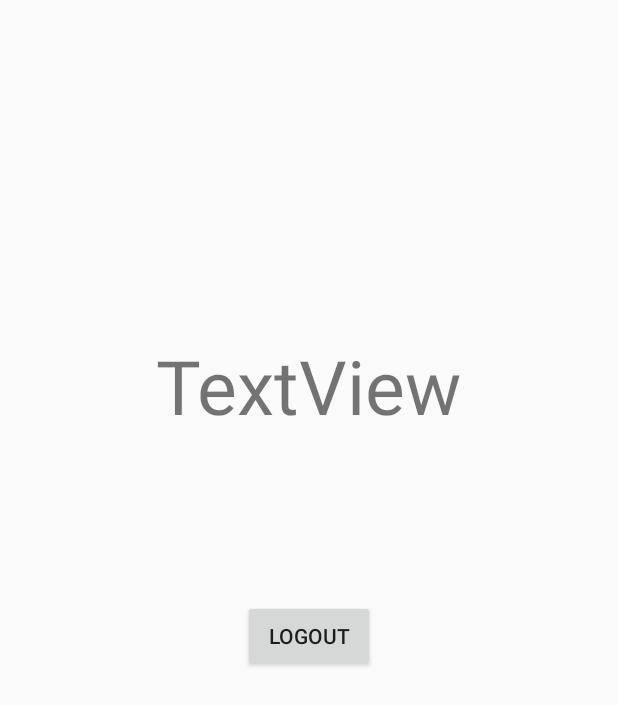
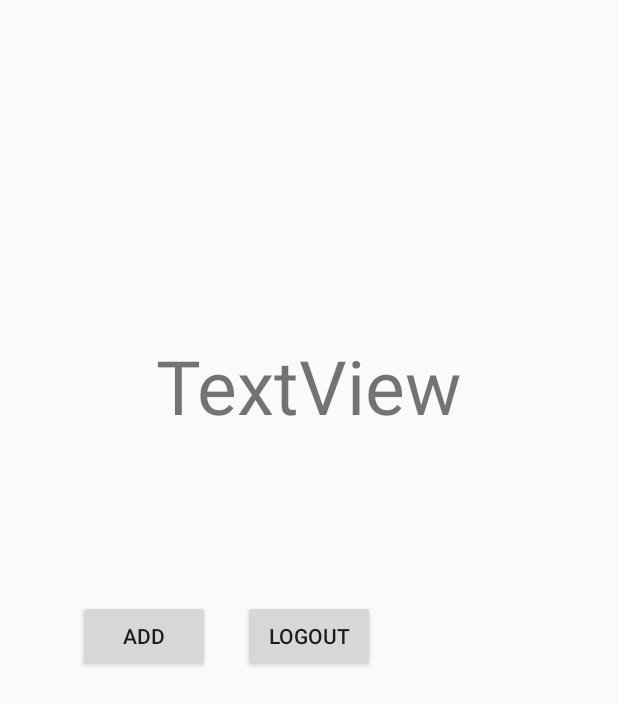
Before and after one commit to Nader27/BabyApp, an Android app: the screen it shows after launch once a user with an empty profile is signed in (MainActivity), on a phone screen of 412 x 824 dp. Shown: the top 705 px of the screen. Run offline under Robolectric (Android 15) with nearby library versions, the phone set to English and light mode, and no system bars; our stand-ins replace Firebase (no records; nobody signed in at launch, a user with empty details on screens opened directly).

Commit message:
mainActivity added

```diff
--- a/app/src/main/java/fcih/babyapp/MainActivity.java
+++ b/app/src/main/java/fcih/babyapp/MainActivity.java
@@ -13,6 +13,8 @@ public class MainActivity extends AppCompatActivity {
     private FirebaseAuth mAuth;
     private FirebaseAuth.AuthStateListener mAuthlistener;
     private Button logout;
+    private Button Add;
+
 
 
     @Override
@@ -20,6 +22,16 @@ public class MainActivity extends AppCompatActivity {
         super.onCreate(savedInstanceState);
         setContentView(R.layout.activity_main);
         logout = (Button) findViewById(R.id.logout);
+        Add = (Button) findViewById(R.id.addpost);
+
+        Add.setOnClickListener(new View.OnClickListener() {
+            @Override
+            public void onClick(View view) {
+                Intent mainIntent = new Intent(MainActivity.this, AddPost.class);
+                mainIntent.addFlags(Intent.FLAG_ACTIVITY_CLEAR_TOP);
+                startActivity(mainIntent);
+            }
+        });
         //Check User Exist
         mAuth = FirebaseAuth.getInstance();
         mAuthlistener = new FirebaseAuth.AuthStateListener() {
--- a/app/src/main/res/layout/activity_main.xml
+++ b/app/src/main/res/layout/activity_main.xml
@@ -24,4 +24,13 @@
         android:layout_centerHorizontal="true"
         android:layout_marginTop="109dp"
         android:text="LogOut" />
+
+    <Button
+        android:id="@+id/addpost"
+        android:layout_width="wrap_content"
+        android:layout_height="wrap_content"
+        android:layout_alignTop="@+id/logout"
+        android:layout_marginEnd="22dp"
+        android:layout_toStartOf="@+id/logout"
+        android:text="Add" />
 </RelativeLayout>
--- a/app/src/main/res/values/strings.xml
+++ b/app/src/main/res/values/strings.xml
@@ -20,4 +20,7 @@
     <string name="error_invalid_email">Invalid Email</string>
     <string name="error_invalid_password">Invalid Password</string>
     <string name="error_invalid_fullname">Invalid Name</string>
+
+    <!-- TODO: Remove or change this placeholder text -->
+    <string name="hello_blank_fragment">Hello blank fragment</string>
 </resources>
```
Also changed, not shown: app/build.gradle (+8 -0 lines), app/src/main/AndroidManifest.xml (+9 -2 lines).
